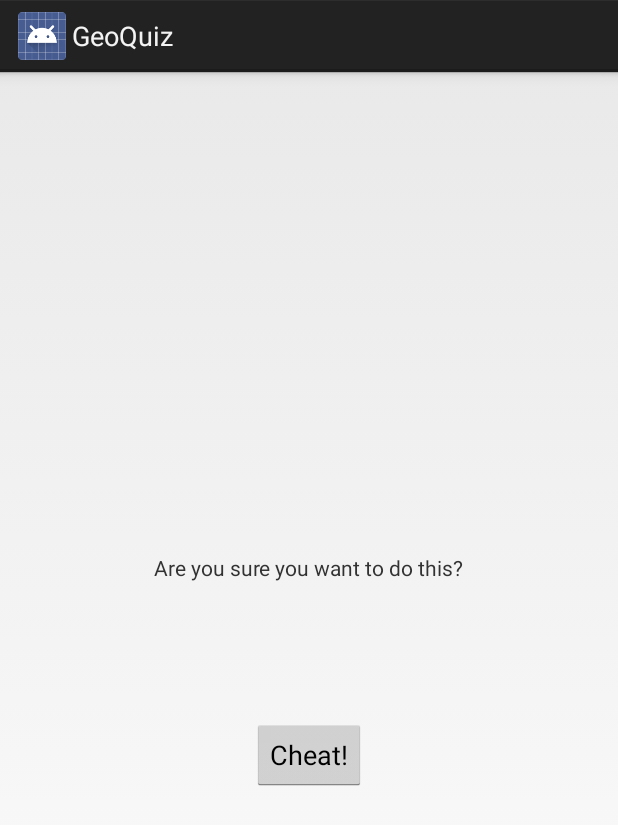
After one commit to DNRKlein/GeoQuiz, an Android app: the layout activity_cheat.xml on its own in the app's theme, with its tools: preview values and no code run, on a phone screen of 412 x 824 dp. The commit adds this screen. Shown: the top 825 px of the screen. Run offline under Robolectric (Android 15) with nearby library versions, the phone set to English and light mode, and no system bars.

Commit message:
Added strings and activity_cheat.xml for the cheat activity

```diff
--- /dev/null
+++ b/app/src/main/res/layout/activity_cheat.xml
@@ -0,0 +1,26 @@
+<?xml version="1.0" encoding="utf-8"?>
+<LinearLayout xmlns:android="http://schemas.android.com/apk/res/android"
+    android:orientation="vertical" android:layout_width="match_parent"
+    android:layout_height="match_parent"
+    android:gravity="center">
+
+    <TextView
+        android:id="@+id/cheat_warning"
+        android:layout_width="wrap_content"
+        android:layout_height="wrap_content"
+        android:padding="24dp"
+        android:text="@string/warning_text"/>
+
+    <TextView
+        android:id="@+id/answerTextView"
+        android:layout_width="wrap_content"
+        android:layout_height="wrap_content"
+        android:padding="24dp"/>
+
+    <Button
+        android:id="@+id/showAnswerButton"
+        android:layout_width="wrap_content"
+        android:layout_height="wrap_content"
+        android:text="@string/cheat_button"/>
+
+</LinearLayout>
--- a/app/src/main/res/values/strings.xml
+++ b/app/src/main/res/values/strings.xml
@@ -20,4 +20,9 @@
     <string name = "question_americas">The Amazon river is the longest river in the Americas</string>
     <string name = "question_asia">Lake Baikal is the world\'s oldest and deepest freshwater lake</string>
 
+    <!--Strings voor CheatActivity-->
+    <string name = "cheat_button">Cheat!</string>
+    <string name = "warning_text">Are you sure you want to do this?</string>
+    <string name = "show_answer_button">Show answer</string>
+    <string name = "judgment_toast">Cheating is wrong!</string>
 </resources>
```
Also changed, not shown: 1 other file.
